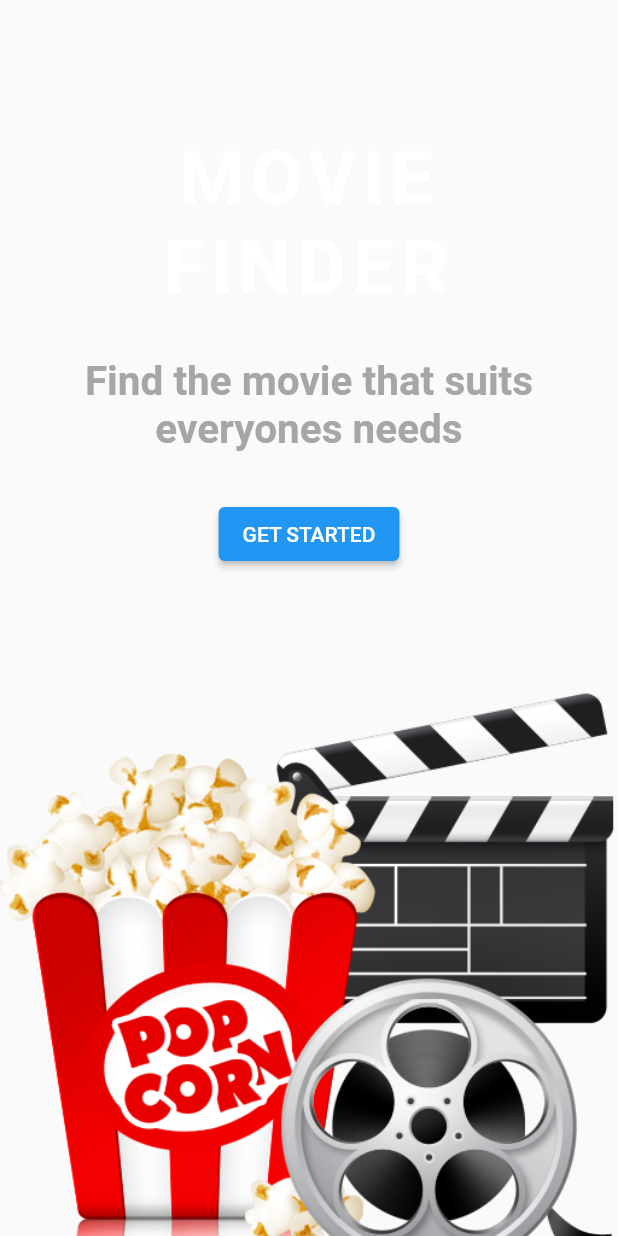
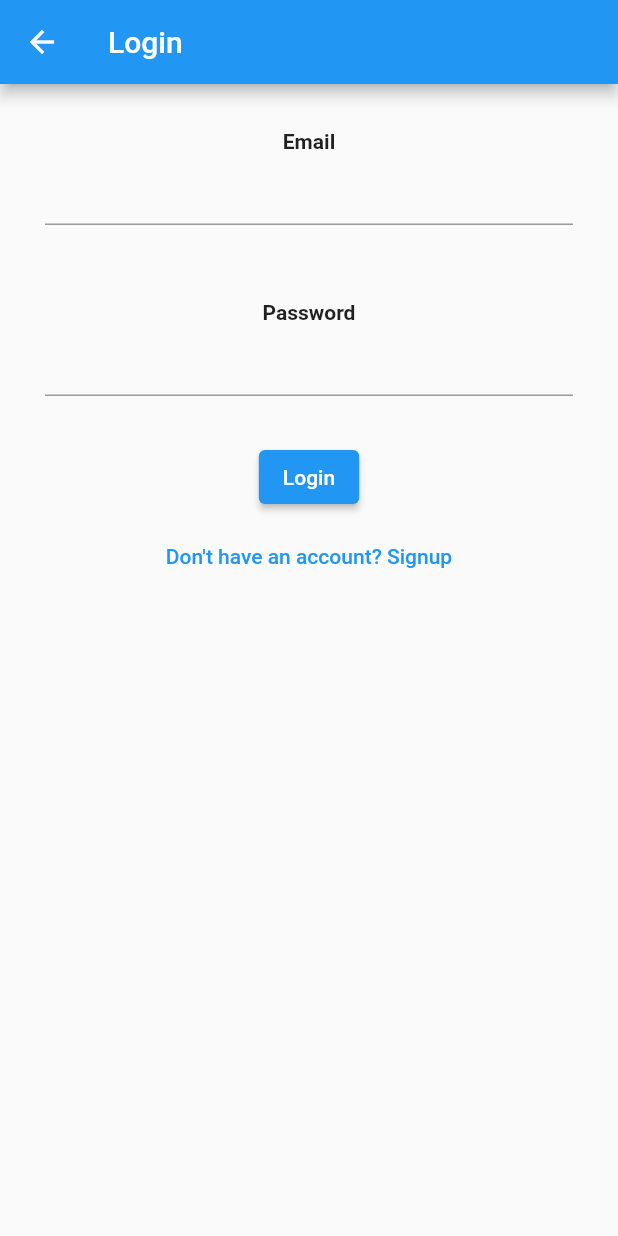
Before and after one commit to robinaerts/MovieFinder, a Flutter app: the Home widget shown alone on an empty page, opened directly, after a tap on "GET STARTED", on a phone screen of 412 x 824 dp. Run offline on Flutter 3.47's test engine with Material 2 defaults, Android fonts, the light colour scheme and no system bars; our stand-ins replace google_fonts.

Commit message:
worked on layout

```diff
--- a/lib/pages/home.dart
+++ b/lib/pages/home.dart
@@ -1,5 +1,6 @@
 import 'package:flutter/material.dart';
 import 'package:google_fonts/google_fonts.dart';
+import './login.dart';
 
 class Home extends StatelessWidget {
   const Home({Key? key}) : super(key: key);
@@ -35,7 +36,11 @@ class Home extends StatelessWidget {
           Container(
             margin: const EdgeInsets.only(top: 30.0, bottom: 80),
             child: ElevatedButton(
-                onPressed: () {}, child: const Text("GET STARTED")),
+                onPressed: () {
+                  Navigator.of(context).pushReplacement(
+                      MaterialPageRoute(builder: (context) => const Login()));
+                },
+                child: const Text("GET STARTED")),
           ),
           Image.asset(
             "assets/images/movie.png",
--- /dev/null
+++ b/lib/pages/login.dart
@@ -0,0 +1,43 @@
+import 'package:flutter/material.dart';
+import 'package:moviefinder/pages/signup.dart';
+
+class Login extends StatelessWidget {
+  const Login({Key? key}) : super(key: key);
+
+  @override
+  Widget build(BuildContext context) {
+    return Scaffold(
+      appBar: AppBar(title: const Text("Login")),
+      body: Container(
+        margin: const EdgeInsets.all(30),
+        child: Column(children: [
+          const Text(
+            "Email",
+            style: TextStyle(fontWeight: FontWeight.bold),
+          ),
+          const TextField(),
+          const SizedBox(height: 50),
+          const Text("Password", style: TextStyle(fontWeight: FontWeight.bold)),
+          const TextField(
+            obscureText: true,
+            enableSuggestions: false,
+            autocorrect: false,
+          ),
+          Container(
+            margin: const EdgeInsets.only(top: 30, bottom: 5),
+            child: ElevatedButton(
+              onPressed: () {},
+              child: const Text("Login"),
+            ),
+          ),
+          TextButton(
+              onPressed: () {
+                Navigator.of(context).pushReplacement(
+                    MaterialPageRoute(builder: (context) => const Signup()));
+              },
+              child: const Text("Don't have an account? Signup"))
+        ]),
+      ),
+    );
+  }
+}
--- /dev/null
+++ b/lib/pages/signup.dart
@@ -0,0 +1,27 @@
+import 'package:flutter/material.dart';
+import 'package:moviefinder/components/signup_create.dart';
+import 'package:moviefinder/components/signup_group.dart';
+
+class Signup extends StatefulWidget {
+  const Signup({Key? key}) : super(key: key);
+
+  @override
+  State<Signup> createState() => _SignupState();
+}
+
+class _SignupState extends State<Signup> {
+  int step = 0;
+
+  @override
+  Widget build(BuildContext context) {
+    return Scaffold(
+        appBar: AppBar(
+          title: const Text("Create an account"),
+        ),
+        body: (step == 0)
+            ? const CreateAccount()
+            : (step == 1)
+                ? const CreateJoinGroup()
+                : const Text("Error"));
+  }
+}
```
Also changed, not shown: lib/components/signup_create.dart (added, +10 -0 lines), lib/components/signup_group.dart (added, +10 -0 lines), lib/main.dart (+9 -4 lines), lib/pages/main_app.dart (added, +34 -0 lines).
